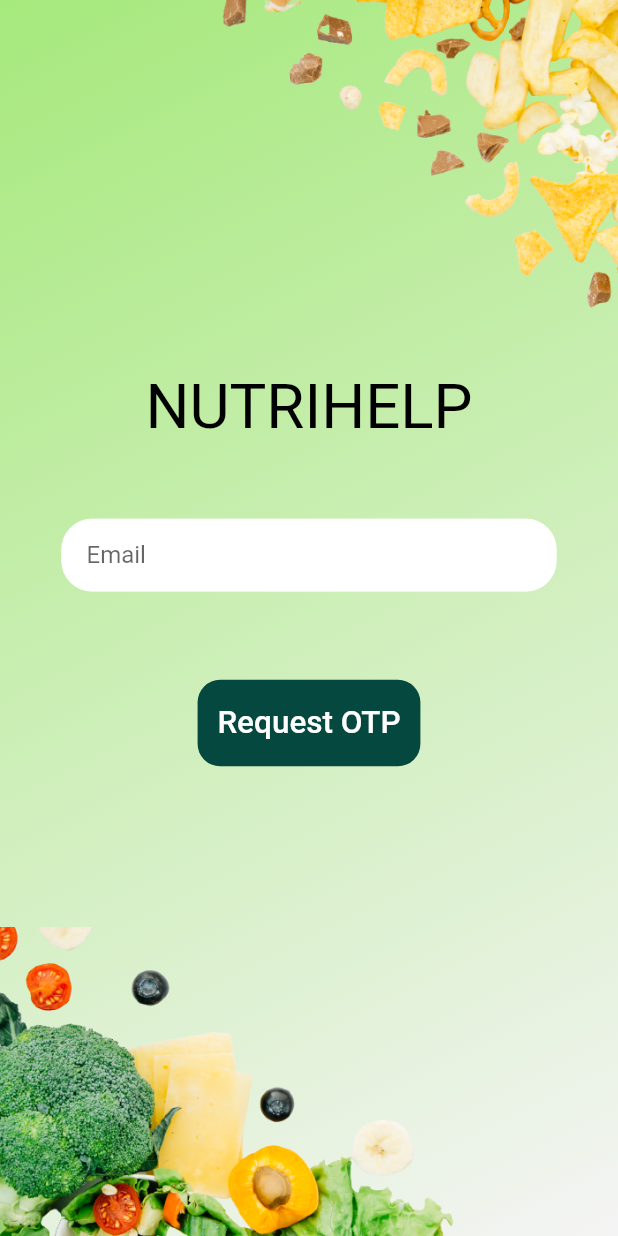
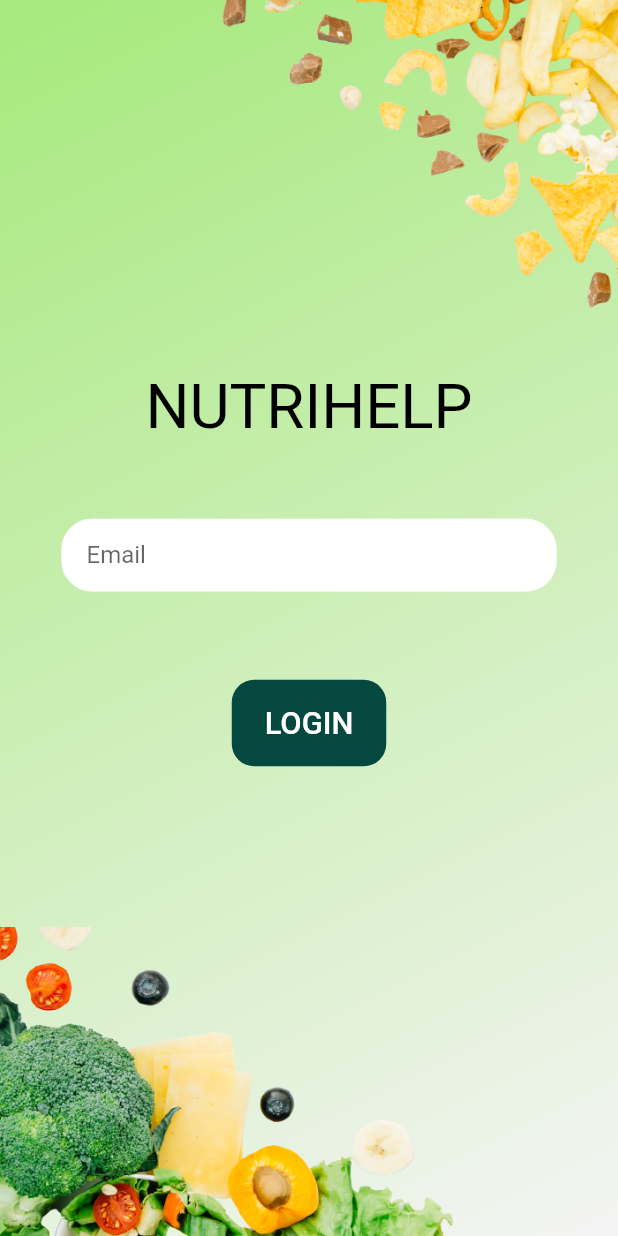
Before and after one commit to Dragsters/Nutrihelp, a Flutter app: the screen it shows after launch, on a phone screen of 412 x 824 dp. Run offline on Flutter 3.47's test engine with Material 2 defaults, Android fonts, the phone set to English and light mode, and no system bars; our stand-ins replace flutter_custom_clippers, google_fonts, pin_code_fields; Roboto replaces fonts that are missing (Redressed).

Commit message:
changed condition state rendering from text to button

```diff
--- a/client/lib/loginScreen.dart
+++ b/client/lib/loginScreen.dart
@@ -127,25 +127,41 @@ class _LoginScreenState extends State<LoginScreen> {
                   ])),
               Positioned(
                   top: deviceHeight * 0.55,
-                  child: TextButton(
+                  child: _visible
+                      ? TextButton(
                           onPressed: () {
                             setState(() {
                               _visible = !_visible;
                             });
                           },
-                    child: _visible
-                        ? Text(
-                            ' Request OTP ',
-                            style: TextStyle(fontSize: deviceWidth * 0.051),
-                          )
-                        : Text('LOGIN',
+                          child: Text('LOGIN',
                               style: TextStyle(fontSize: deviceWidth * 0.05)),
                           style: TextButton.styleFrom(
                             primary: Colors.white,
                             minimumSize:
                                 Size(deviceWidth * 0.25, deviceHeight * 0.07),
                             shape: const RoundedRectangleBorder(
-                        borderRadius: BorderRadius.all(Radius.circular(15)),
+                              borderRadius:
+                                  BorderRadius.all(Radius.circular(15)),
+                            ),
+                            backgroundColor: Color(0xff05483F),
+                          ),
+                        )
+                      : TextButton(
+                          onPressed: () {
+                            setState(() {
+                              _visible = !_visible;
+                            });
+                          },
+                          child: Text(' Request OTP ',
+                              style: TextStyle(fontSize: deviceWidth * 0.05)),
+                          style: TextButton.styleFrom(
+                            primary: Colors.white,
+                            minimumSize:
+                                Size(deviceWidth * 0.25, deviceHeight * 0.07),
+                            shape: const RoundedRectangleBorder(
+                              borderRadius:
+                                  BorderRadius.all(Radius.circular(15)),
                             ),
                             backgroundColor: Color(0xff05483F),
                           ),
```
Lines whose indentation alone changed are shown as unchanged.
